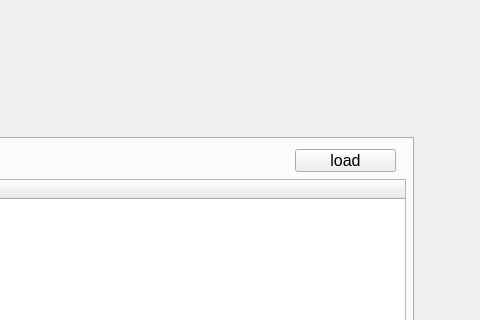
Before: the Qt Designer form src/core/basic_application_window.ui in LISE-B26/pylabcontrol, drawn with Qt 5; both pictures show x 307 to 787 and y 112 to 432 of the 1373 by 849 pixel window.
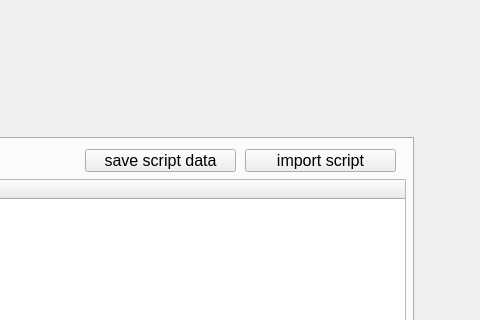
After: the same form once the commit is applied. Custom widgets are drawn as their Qt base class.

Commit message: added button that allows to save script manually

Diff of the .ui file:
```diff
--- a/src/core/basic_application_window.ui
+++ b/src/core/basic_application_window.ui
@@ -175,14 +175,27 @@
      <widget class="QPushButton" name="btn_load_scripts">
       <property name="geometry">
        <rect>
-        <x>600</x>
+        <x>550</x>
         <y>10</y>
-        <width>101</width>
+        <width>151</width>
         <height>23</height>
        </rect>
       </property>
       <property name="text">
-       <string>load</string>
+       <string>import script</string>
+      </property>
+     </widget>
+     <widget class="QPushButton" name="btn_save_script_data">
+      <property name="geometry">
+       <rect>
+        <x>390</x>
+        <y>10</y>
+        <width>151</width>
+        <height>23</height>
+       </rect>
+      </property>
+      <property name="text">
+       <string>save script data</string>
       </property>
      </widget>
      <zorder>tree_scripts</zorder>
```
Left out of the diff: 7 changed lines with no effect on the pictures. The commit also changes 7 other files.
